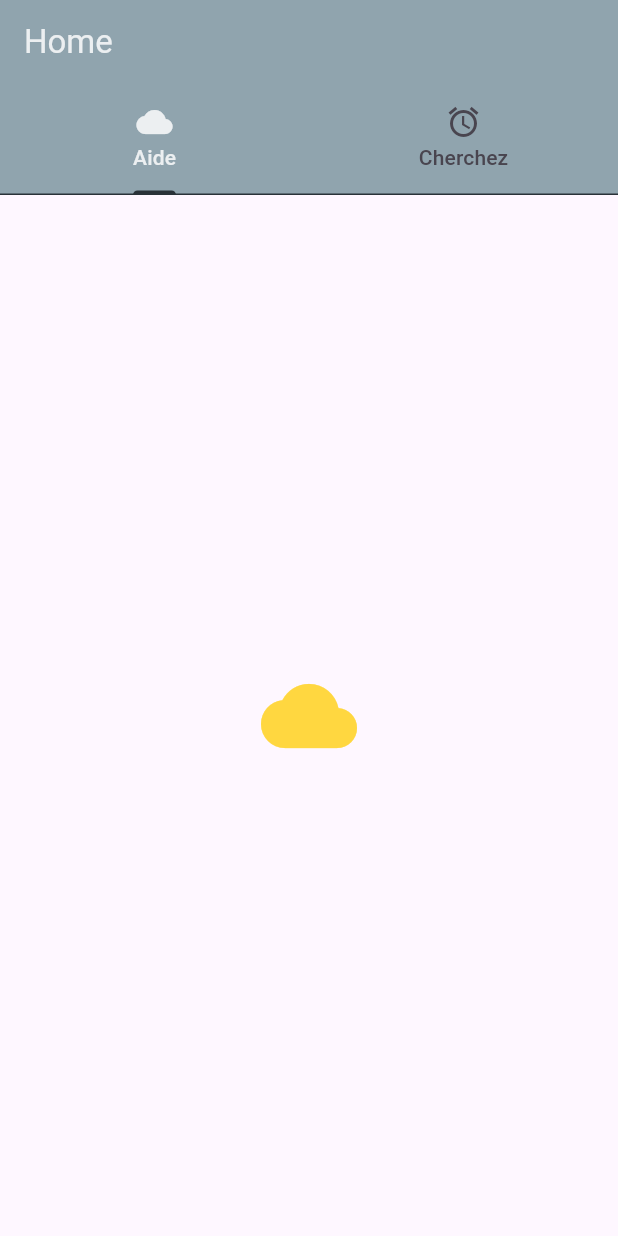
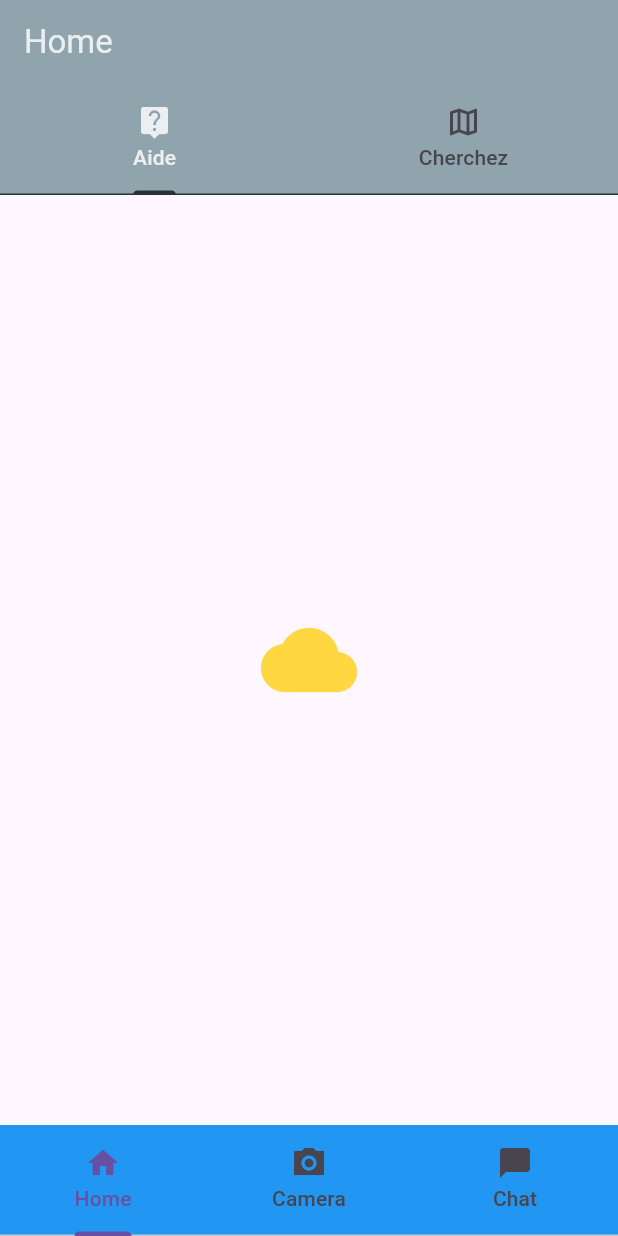
Before and after one commit to NTUMBABU/Projet_PMH, a Flutter app: the screen it shows after launch, on a phone screen of 412 x 824 dp. Run offline on Flutter 3.47's test engine with Material 2 defaults, Android fonts, the phone set to English and light mode, and no system bars.

```diff
--- a/lib/app.dart
+++ b/lib/app.dart
@@ -1,16 +1,57 @@
+import 'package:apps/screen/camera.dart';
+import 'package:apps/screen/chate.dart';
 import 'package:flutter/material.dart';
 import 'screen/home.dart';
 
-class MyApp extends StatelessWidget {
+class MyApp extends StatefulWidget {
   const MyApp({super.key});
+
+  @override
+  State<MyApp> createState() => _MyAppState();
+}
+
+class _MyAppState extends State<MyApp> with SingleTickerProviderStateMixin {
+
+  late TabController _tabController;
+
+  static const _kTabPages = <Widget>[Home(),Camera(),Chate(),];
+
+  static const _kTabs = <Tab>[
+    Tab(icon: Icon(Icons.home_sharp), text: 'Home',),
+    Tab(icon: Icon(Icons.camera_alt_sharp),text: 'Camera',),
+    Tab(icon: Icon(Icons.chat_bubble),text: 'Chat',),
+  ];
+
+  @override
+  void initState(){
+    super.initState();
+    _tabController = TabController(length: _kTabPages.length, vsync: this);
+  }
+
+  @override
+  void dispose(){
+    _tabController.dispose();
+    super.dispose();
+  }
+
   @override
   Widget build(BuildContext context) {
     return MaterialApp(
       title: 'Flutter Demo',
-      theme: ThemeData(
-        useMaterial3: true,
+      theme: ThemeData(useMaterial3: true),
+      home: Scaffold(
+        body: TabBarView(
+          controller: _tabController,
+          children: _kTabPages,
+        ),
+        bottomNavigationBar: Material(
+          color: Colors.blue,
+          child: TabBar(
+            tabs: _kTabs,
+            controller: _tabController,
+          ),
+        ),
       ),
-      home: const Home(),
     );
   }
 }
--- /dev/null
+++ b/lib/screen/camera.dart
@@ -0,0 +1,15 @@
+import 'package:flutter/material.dart';
+
+class Camera extends StatefulWidget {
+  const Camera({super.key});
+
+  @override
+  State<Camera> createState() => _CameraState();
+}
+
+class _CameraState extends State<Camera> {
+  @override
+  Widget build(BuildContext context) {
+    return Center(child: Icon(Icons.abc,size: 64.0,color: Colors.teal,));
+  }
+}
--- a/lib/screen/home.dart
+++ b/lib/screen/home.dart
@@ -9,8 +9,8 @@ class Home extends StatelessWidget {
   Widget build(BuildContext context) {
     final kTabPages = <Widget>[Aide(),MapD()];
     final kTabs = <Tab>[
-      const Tab(icon: Icon(Icons.cloud), text: 'Aide'),
-      const Tab(icon: Icon(Icons.alarm), text: 'Cherchez')
+      const Tab(icon: Icon(Icons.live_help), text: 'Aide'),
+      const Tab(icon: Icon(Icons.map_outlined), text: 'Cherchez')
     ];
     return DefaultTabController(
       length: 2,
```
Also changed, not shown: lib/screen/chate.dart (added, +20 -0 lines).
